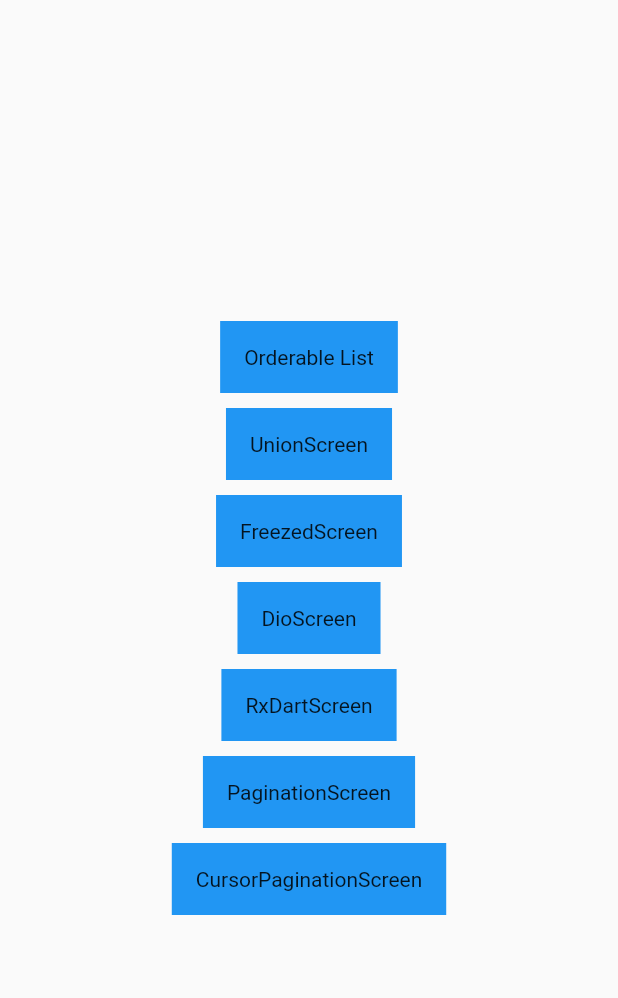
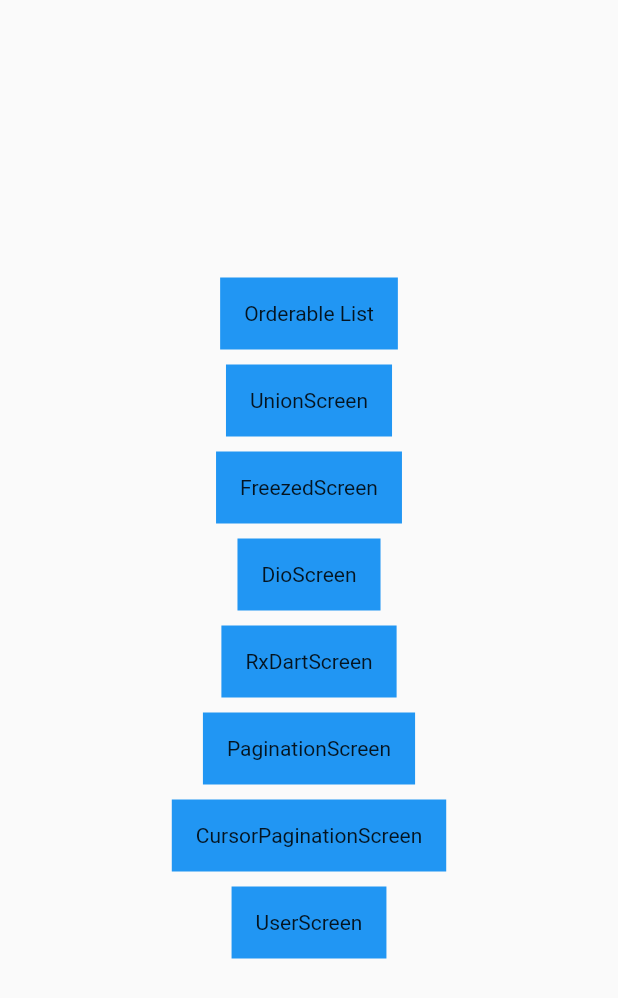
Before and after one commit to pyowonsik/flutter_practice, a Flutter app: the screen it shows after launch, on a phone screen of 412 x 824 dp. Shown: the top 998 px of the screen. Run offline on Flutter 3.47's test engine with Material 2 defaults, Android fonts, the phone set to English and light mode, and no system bars; our stand-ins replace dio, flutter_secure_storage, freezed_annotation, go_router, rxdart.

Commit message:
feat : user model

```diff
--- a/lib/app.dart
+++ b/lib/app.dart
@@ -88,6 +88,17 @@ class App extends StatelessWidget {
               child: const Text('CursorPaginationScreen'),
             ),
           ),
+          const SizedBox(height: 10),
+          InkWell(
+            onTap: () {
+              context.go('/user_screen');
+            },
+            child: Container(
+              color: Colors.blue,
+              padding: const EdgeInsets.all(16),
+              child: const Text('UserScreen'),
+            ),
+          ),
         ],
       ),
     );
--- a/lib/main.dart
+++ b/lib/main.dart
@@ -1,4 +1,5 @@
 import 'package:flutter/material.dart';
+import 'package:flutter_practice/src/user/user_screen.dart';
 
 import 'package:go_router/go_router.dart';
 
@@ -59,6 +60,10 @@ class MyApp extends StatelessWidget {
           path: "/cursor_pagination_screen",
           builder: (_, state) => const CursorPaginationScreen(),
         ),
+        GoRoute(
+          path: "/user_screen",
+          builder: (_, state) => const UserScreen(),
+        ),
       ],
     );
     return MaterialApp.router(
```
Also changed, not shown: lib/src/user/model/user.dart (added, +14 -0 lines), lib/src/user/user_screen.dart (added, +47 -0 lines), lib/src/user/model/user.freezed.dart (added), lib/src/user/model/user.g.dart (added), pubspec.lock.
